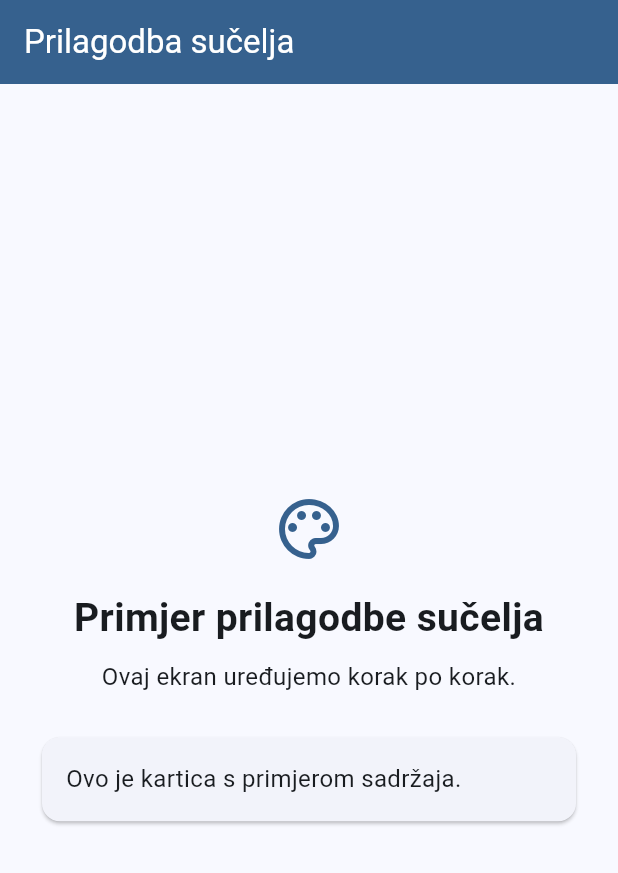
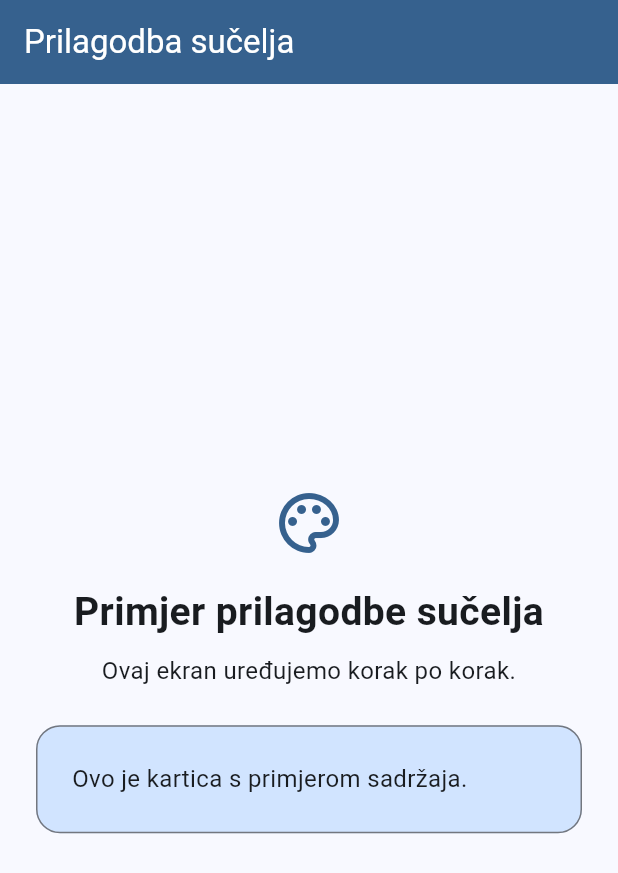
Before and after one commit to mpuljic24/prilagodba-ui-flutter, a Flutter app: the screen it shows after launch, on a phone screen of 412 x 824 dp. Shown: the top 873 px of the screen. Run offline on Flutter 3.47's test engine with Material 3 defaults, Android fonts, the phone set to English and light mode, and no system bars.

Commit message:
Prilagođeni boja, obrub i zaobljenje kartice

```diff
--- a/lib/main.dart
+++ b/lib/main.dart
@@ -17,11 +17,22 @@ class PrilagodbaApp extends StatelessWidget {
         headlineSmall: TextStyle(fontSize: 26, fontWeight: FontWeight.bold),
         bodyMedium: TextStyle(fontSize: 16, height: 1.5),
       ),
+
       appBarTheme: AppBarThemeData(
         backgroundColor: boje.primary,
         foregroundColor: boje.onPrimary,
       ),
       iconTheme: IconThemeData(color: boje.primary),
+
+      cardTheme: CardThemeData(
+        color: boje.primaryContainer,
+        elevation: 0,
+        margin: EdgeInsets.zero,
+        shape: RoundedRectangleBorder(
+          borderRadius: BorderRadius.circular(16),
+          side: BorderSide(color: boje.outline),
+        ),
+      ),
     );
 
     return MaterialApp(
@@ -50,7 +61,7 @@ class PrilagodbaApp extends StatelessWidget {
               const SizedBox(height: 24),
               const Card(
                 child: Padding(
-                  padding: EdgeInsets.all(16),
+                  padding: EdgeInsets.all(24),
                   child: Text('Ovo je kartica s primjerom sadržaja.'),
                 ),
               ),
```
